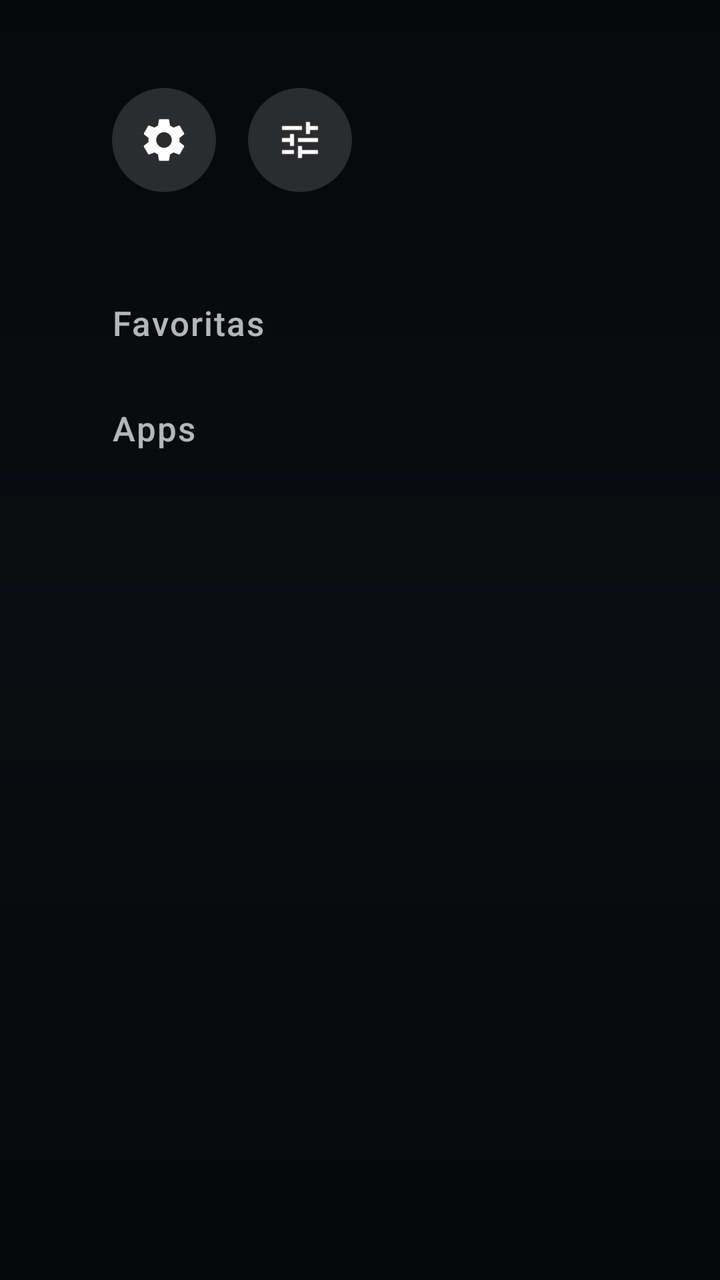
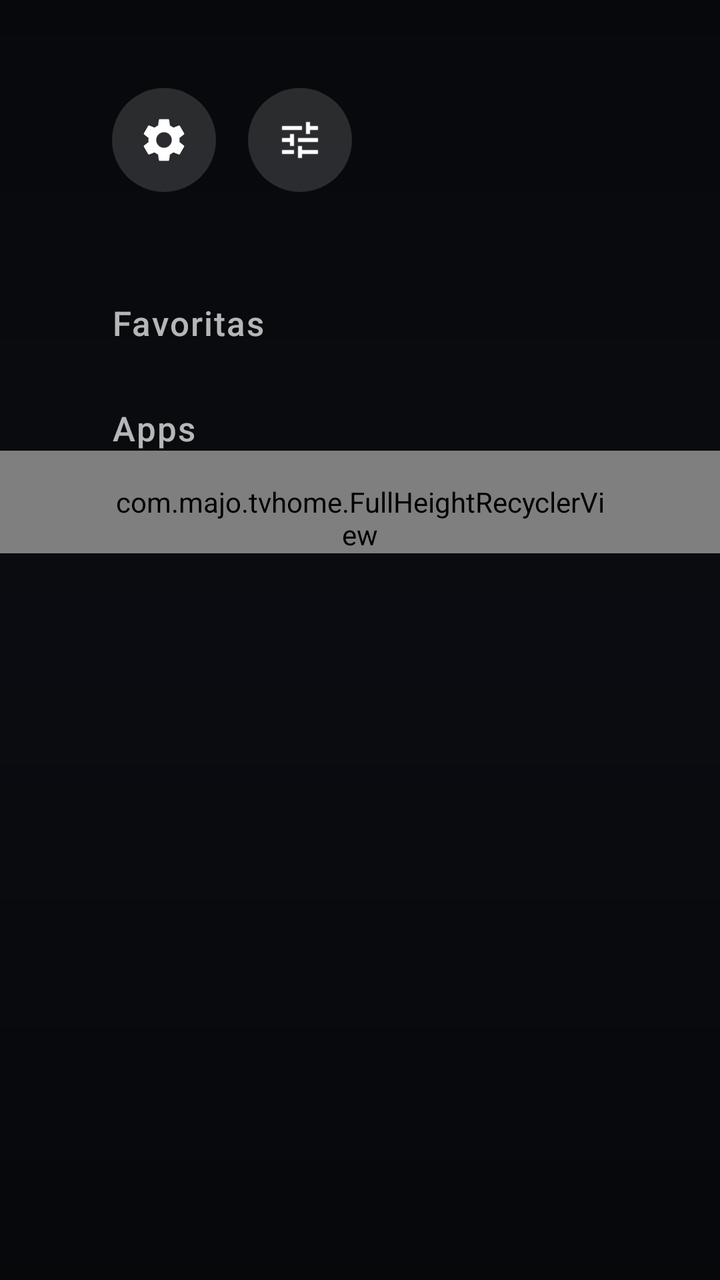

Two renders of the same Android screen: before a commit and after it. Below are the layout's source before the change and the commit's diff.
<!-- AndroidManifest.xml: application theme Theme.Inicio -->
<!-- res/layout/activity_main.xml -->
<?xml version="1.0" encoding="utf-8"?>
<FrameLayout xmlns:android="http://schemas.android.com/apk/res/android"
    android:id="@+id/root"
    android:layout_width="match_parent"
    android:layout_height="match_parent"
    android:background="@color/bg_base">

    <ImageView
        android:id="@+id/bgImage"
        android:layout_width="match_parent"
        android:layout_height="match_parent"
        android:importantForAccessibility="no"
        android:scaleType="centerCrop" />

    <View
        android:layout_width="match_parent"
        android:layout_height="match_parent"
        android:background="@drawable/bg_scrim" />

    <LinearLayout
        android:id="@+id/content"
        android:layout_width="match_parent"
        android:layout_height="match_parent"
        android:clipChildren="false"
        android:orientation="vertical">

        
        <LinearLayout
            android:layout_width="match_parent"
            android:layout_height="wrap_content"
            android:clipChildren="false"
            android:clipToPadding="false"
            android:orientation="horizontal"
            android:paddingStart="56dp"
            android:paddingTop="34dp"
            android:paddingEnd="56dp">

            <LinearLayout
                android:layout_width="wrap_content"
                android:layout_height="wrap_content"
                android:layout_marginTop="10dp"
                android:clipChildren="false"
                android:orientation="vertical">

                <LinearLayout
                    android:layout_width="wrap_content"
                    android:layout_height="wrap_content"
                    android:clipChildren="false"
                    android:orientation="horizontal">

                    <ImageView
                        android:id="@+id/btnTvSettings"
                        android:layout_width="52dp"
                        android:layout_height="52dp"
                        android:background="@drawable/round_button"
                        android:clickable="true"
                        android:contentDescription="@string/tv_settings"
                        android:defaultFocusHighlightEnabled="false"
                        android:focusable="true"
                        android:padding="13dp"
                        android:src="@drawable/ic_settings"
                        android:tint="@color/button_icon" />

                    <ImageView
                        android:id="@+id/btnCustomize"
                        android:layout_width="52dp"
                        android:layout_height="52dp"
                        android:layout_marginStart="16dp"
                        android:background="@drawable/round_button"
                        android:clickable="true"
                        android:contentDescription="@string/customize"
                        android:defaultFocusHighlightEnabled="false"
                        android:focusable="true"
                        android:padding="14dp"
                        android:src="@drawable/ic_tune"
                        android:tint="@color/button_icon" />
                </LinearLayout>

                <TextView
                    android:id="@+id/headerHint"
                    android:layout_width="wrap_content"
                    android:layout_height="wrap_content"
                    android:layout_marginTop="12dp"
                    android:alpha="0"
                    android:fontFamily="sans-serif-medium"
                    android:textColor="@color/text_secondary"
                    android:textSize="15sp" />
            </LinearLayout>

            <Space
                android:layout_width="0dp"
                android:layout_height="1dp"
                android:layout_weight="1" />

            <LinearLayout
                android:layout_width="wrap_content"
                android:layout_height="wrap_content"
                android:gravity="end"
                android:orientation="vertical">

                <LinearLayout
                    android:layout_width="wrap_content"
                    android:layout_height="wrap_content"
                    android:baselineAligned="true"
                    android:orientation="horizontal">

                    <TextView
                        android:id="@+id/clockTime"
                        android:layout_width="wrap_content"
                        android:layout_height="wrap_content"
                        android:fontFamily="sans-serif-light"
                        android:includeFontPadding="false"
                        android:letterSpacing="-0.02"
                        android:textColor="@color/text_primary"
                        android:textSize="64sp" />

                    <TextView
                        android:id="@+id/clockAmPm"
                        android:layout_width="wrap_content"
                        android:layout_height="wrap_content"
                        android:layout_marginStart="10dp"
                        android:fontFamily="sans-serif"
                        android:textColor="@color/text_secondary"
                        android:textSize="20sp" />
                </LinearLayout>

                <TextView
                    android:id="@+id/clockDate"
                    android:layout_width="wrap_content"
                    android:layout_height="wrap_content"
                    android:layout_marginTop="2dp"
                    android:fontFamily="sans-serif"
                    android:textColor="@color/text_secondary"
                    android:textSize="20sp" />
            </LinearLayout>
        </LinearLayout>

        <ScrollView
            android:id="@+id/scroll"
            android:layout_width="match_parent"
            android:layout_height="0dp"
            android:layout_weight="1"
            android:fadingEdgeLength="64dp"
            android:fillViewport="true"
            android:focusable="false"
            android:overScrollMode="never"
            android:requiresFadingEdge="vertical"
            android:scrollbars="none">

            <LinearLayout
                android:layout_width="match_parent"
                android:layout_height="wrap_content"
                android:clipChildren="false"
                android:clipToPadding="false"
                android:orientation="vertical"
                android:paddingTop="12dp"
                android:paddingBottom="72dp">

                <TextView
                    android:id="@+id/favTitle"
                    style="@style/SectionTitle"
                    android:text="@string/favorites" />

                <FrameLayout
                    android:layout_width="match_parent"
                    android:layout_height="wrap_content"
                    android:clipChildren="false">

                    <androidx.recyclerview.widget.RecyclerView
                        android:id="@+id/favList"
                        android:layout_width="match_parent"
                        android:layout_height="wrap_content"
                        android:clipChildren="false"
                        android:clipToPadding="false"
                        android:overScrollMode="never"
                        android:paddingStart="56dp"
                        android:paddingTop="16dp"
                        android:paddingEnd="56dp"
                        android:paddingBottom="4dp"
                        android:scrollbars="none" />

                    <TextView
                        android:id="@+id/favEmpty"
                        android:layout_width="wrap_content"
                        android:layout_height="wrap_content"
                        android:layout_marginStart="56dp"
                        android:layout_marginTop="20dp"
                        android:layout_marginBottom="20dp"
                        android:text="@string/favorites_empty"
                        android:textColor="@color/text_tertiary"
                        android:textSize="17sp"
                        android:visibility="gone" />
                </FrameLayout>

                <TextView
                    android:id="@+id/appsTitle"
                    style="@style/SectionTitle"
                    android:layout_marginTop="10dp"
                    android:text="@string/apps" />

                <androidx.recyclerview.widget.RecyclerView
                    android:id="@+id/gridList"
                    android:layout_width="match_parent"
                    android:layout_height="wrap_content"
                    android:clipChildren="false"
                    android:clipToPadding="false"
                    android:overScrollMode="never"
                    android:paddingStart="56dp"
                    android:paddingTop="16dp"
                    android:paddingEnd="56dp"
                    android:scrollbars="none" />
            </LinearLayout>
        </ScrollView>
    </LinearLayout>

    <TextView
        android:id="@+id/moveHint"
        android:layout_width="wrap_content"
        android:layout_height="wrap_content"
        android:layout_gravity="bottom|center_horizontal"
        android:layout_marginBottom="40dp"
        android:background="@drawable/pill"
        android:paddingStart="28dp"
        android:paddingTop="14dp"
        android:paddingEnd="28dp"
        android:paddingBottom="14dp"
        android:text="@string/move_hint"
        android:textColor="@color/text_primary"
        android:textSize="17sp"
        android:visibility="gone" />

    
    <FrameLayout
        android:id="@+id/menuOverlay"
        android:layout_width="match_parent"
        android:layout_height="match_parent"
        android:background="#B8000000"
        android:clickable="true"
        android:visibility="gone">

        <LinearLayout
            android:id="@+id/menuPanel"
            android:layout_width="440dp"
            android:layout_height="wrap_content"
            android:layout_gravity="center"
            android:background="@drawable/menu_panel"
            android:orientation="vertical"
            android:padding="24dp">

            <TextView
                android:id="@+id/menuTitle"
                android:layout_width="match_parent"
                android:layout_height="wrap_content"
                android:layout_marginStart="12dp"
                android:layout_marginBottom="16dp"
                android:ellipsize="end"
                android:fontFamily="sans-serif-medium"
                android:maxLines="1"
                android:textColor="@color/text_primary"
                android:textSize="24sp" />

            <LinearLayout
                android:id="@+id/menuItems"
                android:layout_width="match_parent"
                android:layout_height="wrap_content"
                android:orientation="vertical" />
        </LinearLayout>
    </FrameLayout>
</FrameLayout>
<!-- resources referenced by this layout -->
<resources>
  <color name="bg_base">#FF0B0D12</color>
  <color name="text_primary">#FFFFFFFF</color>
  <color name="text_secondary">#B3FFFFFF</color>
  <color name="text_tertiary">#80FFFFFF</color>
  <!-- drawable bg_scrim (drawable) -->
  <?xml version="1.0" encoding="utf-8"?>
  <shape xmlns:android="http://schemas.android.com/apk/res/android">
      <gradient
          android:angle="270"
          android:centerColor="#14000000"
          android:endColor="#73000000"
          android:startColor="#66000000" />
  </shape>
  <!-- drawable ic_tune (drawable) -->
  <vector xmlns:android="http://schemas.android.com/apk/res/android"
      android:width="24dp"
      android:height="24dp"
      android:viewportWidth="24"
      android:viewportHeight="24">
      <path
          android:fillColor="#FFFFFFFF"
          android:pathData="M3,17v2h6v-2L3,17zM3,5v2h10L13,5L3,5zM13,21v-2h8v-2h-8v-2h-2v6h2zM7,9v2L3,11v2h4v2h2L9,9L7,9zM21,13v-2L11,11v2h10zM15,9h2L17,7h4L21,5h-4L17,3h-2v6z" />
  </vector>
  <!-- drawable menu_panel (drawable) -->
  <?xml version="1.0" encoding="utf-8"?>
  <shape xmlns:android="http://schemas.android.com/apk/res/android">
      <solid android:color="#F21C1C20" />
      <stroke android:width="1dp" android:color="#1FFFFFFF" />
      <corners android:radius="22dp" />
  </shape>
  <!-- drawable pill (drawable) -->
  <?xml version="1.0" encoding="utf-8"?>
  <shape xmlns:android="http://schemas.android.com/apk/res/android">
      <solid android:color="#E61C1C20" />
      <stroke android:width="1dp" android:color="#26FFFFFF" />
      <corners android:radius="28dp" />
  </shape>
  <!-- drawable round_button (drawable) -->
  <?xml version="1.0" encoding="utf-8"?>
  <selector xmlns:android="http://schemas.android.com/apk/res/android">
      <item android:state_focused="true">
          <shape android:shape="oval"><solid android:color="#FFFFFFFF" /></shape>
      </item>
      <item>
          <shape android:shape="oval"><solid android:color="#24FFFFFF" /></shape>
      </item>
  </selector>
  <string name="apps">Apps</string>
  <string name="customize">Personalizar Inicio</string>
  <string name="favorites">Favoritas</string>
  <string name="favorites_empty">Mantén pulsado OK sobre una app para añadirla a favoritas</string>
  <string name="move_hint">◀ ▶  para mover   ·   OK para terminar</string>
  <string name="tv_settings">Ajustes del televisor</string>
  <style name="SectionTitle">
          <item name="android:layout_width">wrap_content</item>
          <item name="android:layout_height">wrap_content</item>
          <item name="android:layout_marginStart">56dp</item>
          <item name="android:textSize">17sp</item>
          <item name="android:textColor">@color/text_secondary</item>
          <item name="android:fontFamily">sans-serif-medium</item>
          <item name="android:letterSpacing">0.04</item>
      </style>
  <style name="Theme.Inicio" parent="@android:style/Theme.Material.NoActionBar">
          <item name="android:windowBackground">@color/bg_base</item>
          <item name="android:windowNoTitle">true</item>
          <item name="android:windowFullscreen">true</item>
          <item name="android:colorAccent">#FFFFFFFF</item>
          <item name="android:colorBackground">@color/bg_base</item>
      </style>
  <!-- unchanged entries left out for length: 1 -->
</resources>

<!-- the commit's change to res/layout/activity_main.xml (unified diff, before → after) -->
@@ -21,7 +21,6 @@
         android:id="@+id/content"
         android:layout_width="match_parent"
         android:layout_height="match_parent"
-        android:clipChildren="false"
         android:orientation="vertical">
 
         
@@ -198,7 +197,7 @@
                     android:layout_marginTop="10dp"
                     android:text="@string/apps" />
 
-                <androidx.recyclerview.widget.RecyclerView
+                <com.majo.tvhome.FullHeightRecyclerView
                     android:id="@+id/gridList"
                     android:layout_width="match_parent"
                     android:layout_height="wrap_content"
